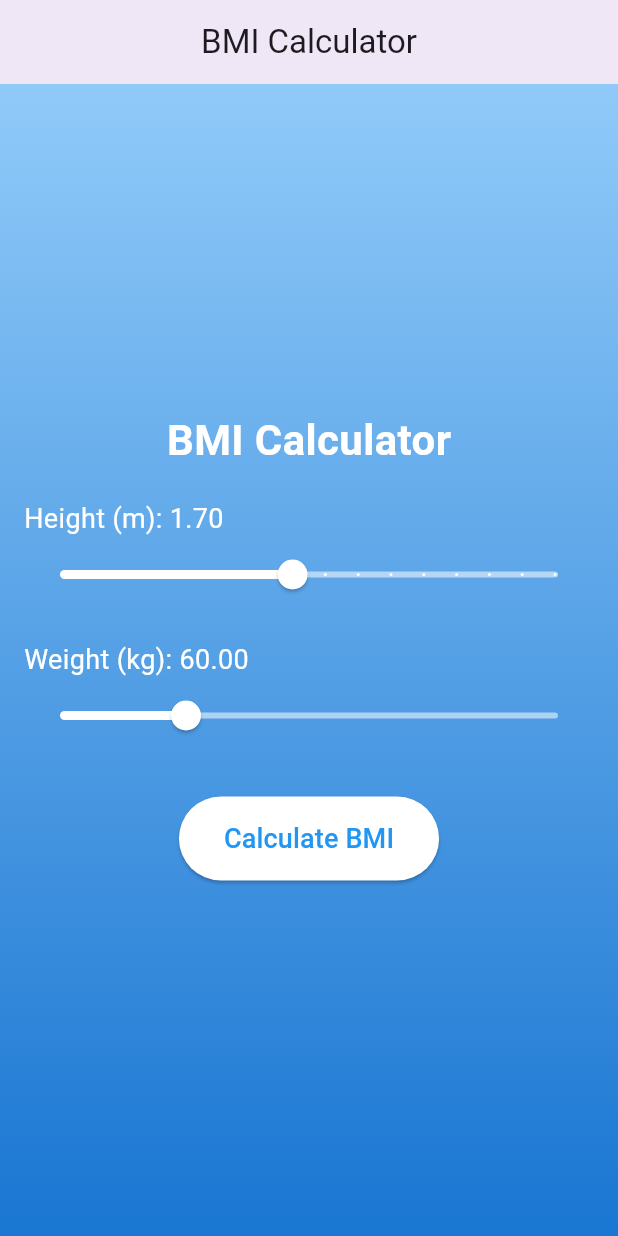
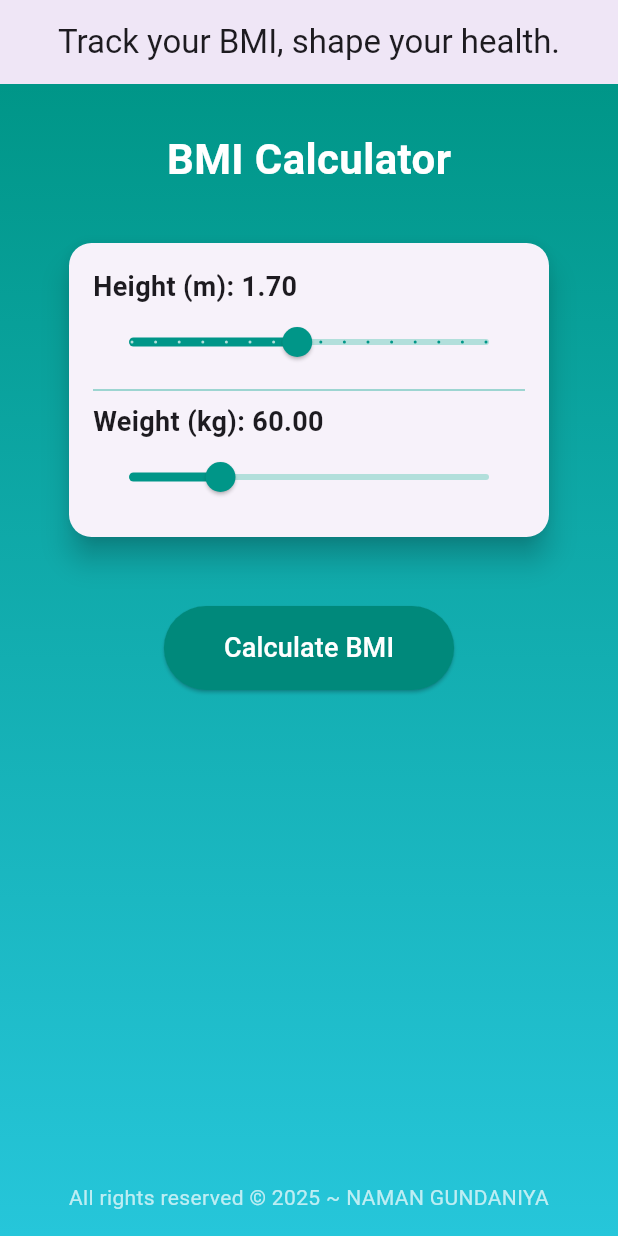
Before and after one commit to NamanPatel7030/BMI-Calculator-App--Flutter, a Flutter app: the screen it shows after launch, on a phone screen of 412 x 824 dp. Run offline on Flutter 3.47's test engine with Material 3 defaults, Android fonts, the phone set to English and light mode, and no system bars.

Commit message:
UI UPDATE

```diff
--- a/bmicalculator/lib/main.dart
+++ b/bmicalculator/lib/main.dart
@@ -11,7 +11,7 @@ class BMICalculatorApp extends StatelessWidget {
       debugShowCheckedModeBanner: false,
       title: 'BMI Calculator',
       theme: ThemeData(
-        primarySwatch: Colors.blue,
+        primarySwatch: Colors.teal,
       ),
       home: BMICalculator(),
     );
@@ -49,21 +49,23 @@ class _BMICalculatorState extends State<BMICalculator> {
   Widget build(BuildContext context) {
     return Scaffold(
       appBar: AppBar(
-        title: Text('BMI Calculator'),
+        title: Text("Track your BMI, shape your health."),
         centerTitle: true,
         elevation: 5,
       ),
       body: Container(
         decoration: BoxDecoration(
           gradient: LinearGradient(
-            colors: [Colors.blue.shade200, Colors.blue.shade700],
+            colors: [Colors.teal.shade500, Colors.cyan.shade400],
             begin: Alignment.topCenter,
             end: Alignment.bottomCenter,
           ),
         ),
-        child: Center(
+        child: Column(
+          children: [
+            Expanded(
               child: SingleChildScrollView(
-            padding: EdgeInsets.all(16.0),
+                padding: EdgeInsets.all(30.0),
                 child: Column(
                   mainAxisAlignment: MainAxisAlignment.center,
                   children: [
@@ -76,49 +78,85 @@ class _BMICalculatorState extends State<BMICalculator> {
                       ),
                     ),
                     SizedBox(height: 20),
-                _buildSlider("Height (m)", _height, 1.0, 2.5, (value) {
-                  setState(() => _height = value);
-                }),
-                SizedBox(height: 20),
-                _buildSlider("Weight (kg)", _weight, 30, 150, (value) {
-                  setState(() => _weight = value);
-                }),
+                    _buildCard(
+                      child: Column(
+                        children: [
+                          _buildSlider(
+                            "Height (m)",
+                            _height,
+                            1.0,
+                            2.5,
+                            (value) => setState(() => _height = value),
+                          ),
+                          Divider(color: Colors.teal.shade200),
+                          _buildSlider(
+                            "Weight (kg)",
+                            _weight,
+                            30,
+                            150,
+                            (value) => setState(() => _weight = value),
+                          ),
+                        ],
+                      ),
+                    ),
                     SizedBox(height: 30),
                     ElevatedButton(
                       style: ElevatedButton.styleFrom(
-    padding: EdgeInsets.symmetric(horizontal: 30, vertical: 15),
+                        padding:
+                            EdgeInsets.symmetric(horizontal: 40, vertical: 15),
                         shape: RoundedRectangleBorder(
                           borderRadius: BorderRadius.circular(30),
                         ),
-    backgroundColor: Colors.white, // Use backgroundColor instead of primary
+                        backgroundColor: Colors.teal.shade600,
                       ),
                       onPressed: calculateBMI,
                       child: Text(
                         "Calculate BMI",
-    style: TextStyle(fontSize: 18, color: Colors.blue),
+                        style: TextStyle(fontSize: 18, color: Colors.white),
                       ),
                     ),
                     SizedBox(height: 20),
                     if (_result.isNotEmpty)
-                  Card(
-                    margin: EdgeInsets.all(16),
-                    elevation: 5,
-                    shape: RoundedRectangleBorder(
-                      borderRadius: BorderRadius.circular(10),
-                    ),
-                    child: Padding(
-                      padding: const EdgeInsets.all(16.0),
+                      _buildCard(
                         child: Text(
                           _result,
-                        style: TextStyle(fontSize: 20, color: Colors.blue),
+                          style: TextStyle(
+                              fontSize: 20, color: Colors.teal.shade700),
                           textAlign: TextAlign.center,
-                      ),
                         ),
                       ),
                   ],
                 ),
               ),
             ),
+            Padding(
+              padding: const EdgeInsets.symmetric(vertical: 16.0),
+              child: Text(
+                "All rights reserved © 2025 ~ NAMAN GUNDANIYA",
+                style: TextStyle(
+                  fontSize: 14,
+                  fontWeight: FontWeight.w400,
+                  color: const Color.fromARGB(179, 255, 255, 255),
+                ),
+                textAlign: TextAlign.center,
+              ),
+            ),
+          ],
+        ),
+      ),
+    );
+  }
+
+  Widget _buildCard({required Widget child}) {
+    return Card(
+      margin: EdgeInsets.all(16),
+      elevation: 8,
+      shape: RoundedRectangleBorder(
+        borderRadius: BorderRadius.circular(15),
+      ),
+      child: Padding(
+        padding: const EdgeInsets.all(16.0),
+        child: child,
       ),
     );
   }
@@ -135,7 +173,7 @@ class _BMICalculatorState extends State<BMICalculator> {
       children: [
         Text(
           "$label: ${value.toStringAsFixed(2)}",
-          style: TextStyle(fontSize: 18, color: Colors.white),
+          style: TextStyle(fontSize: 18, fontWeight: FontWeight.w600),
         ),
         Slider(
           value: value,
@@ -143,8 +181,8 @@ class _BMICalculatorState extends State<BMICalculator> {
           max: max,
           divisions: (max - min) ~/ 0.1,
           label: value.toStringAsFixed(2),
-          activeColor: Colors.white,
-          inactiveColor: Colors.white54,
+          activeColor: Colors.teal,
+          inactiveColor: Colors.teal.shade100,
           onChanged: onChanged,
         ),
       ],
```
Also changed, not shown: bmicalculator/pubspec.yaml (+1 -11 lines), bmicalculator/pubspec.lock, 1 other file. Lines whose indentation alone changed are shown as unchanged.
